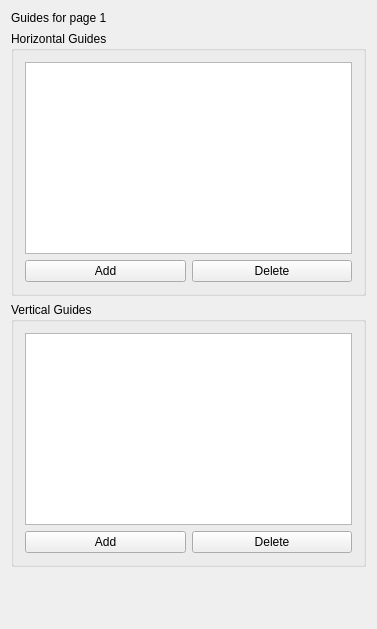
Above: src/ui/layout/qgslayoutguidewidgetbase.ui from qgis/QGIS before the change. Below: the same form after it.
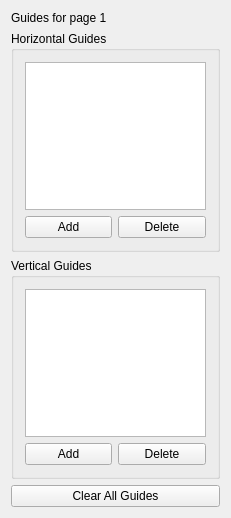
That is the form after the change. Custom widgets are drawn as their Qt base class.

Commit message: Add a clear all guides button to guide manager

What changed in the file:
```diff
--- a/src/ui/layout/qgslayoutguidewidgetbase.ui
+++ b/src/ui/layout/qgslayoutguidewidgetbase.ui
@@ -6,8 +6,8 @@
    <rect>
     <x>0</x>
     <y>0</y>
-    <width>377</width>
-    <height>629</height>
+    <width>231</width>
+    <height>518</height>
    </rect>
   </property>
   <property name="windowTitle">
@@ -54,8 +54,8 @@
        <rect>
         <x>0</x>
         <y>0</y>
-        <width>349</width>
-        <height>675</height>
+        <width>231</width>
+        <height>518</height>
        </rect>
       </property>
       <layout class="QVBoxLayout" name="verticalLayout_2">
@@ -103,6 +103,12 @@
           </item>
           <item row="0" column="0" colspan="2">
            <widget class="QTableView" name="mHozGuidesTableView">
+            <property name="minimumSize">
+             <size>
+              <width>0</width>
+              <height>120</height>
+             </size>
+            </property>
             <property name="selectionBehavior">
              <enum>QAbstractItemView::SelectRows</enum>
             </property>
@@ -160,6 +166,12 @@
           </item>
           <item row="0" column="0" colspan="2">
            <widget class="QTableView" name="mVertGuidesTableView">
+            <property name="minimumSize">
+             <size>
+              <width>0</width>
+              <height>120</height>
+             </size>
+            </property>
             <property name="selectionBehavior">
              <enum>QAbstractItemView::SelectRows</enum>
             </property>
@@ -180,6 +192,13 @@
          </layout>
         </widget>
        </item>
+       <item>
+        <widget class="QPushButton" name="mClearAllButton">
+         <property name="text">
+          <string>Clear All Guides</string>
+         </property>
+        </widget>
+       </item>
        <item>
         <spacer name="verticalSpacer">
          <property name="orientation">
```
The commit also changes 2 other files.
